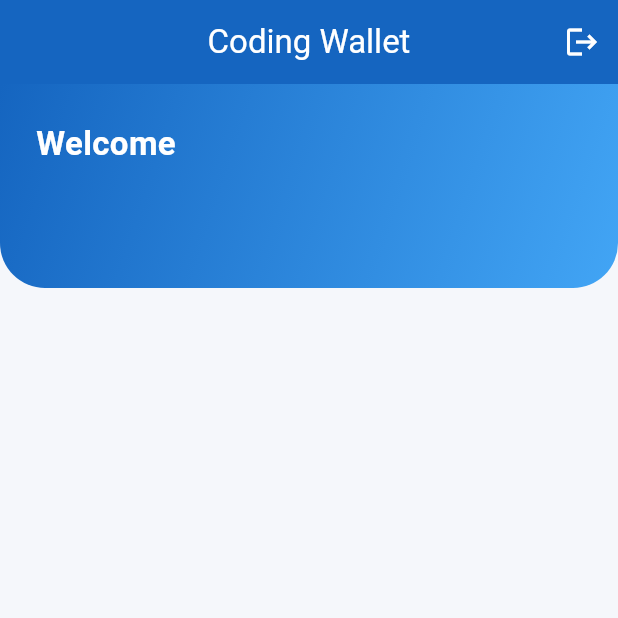
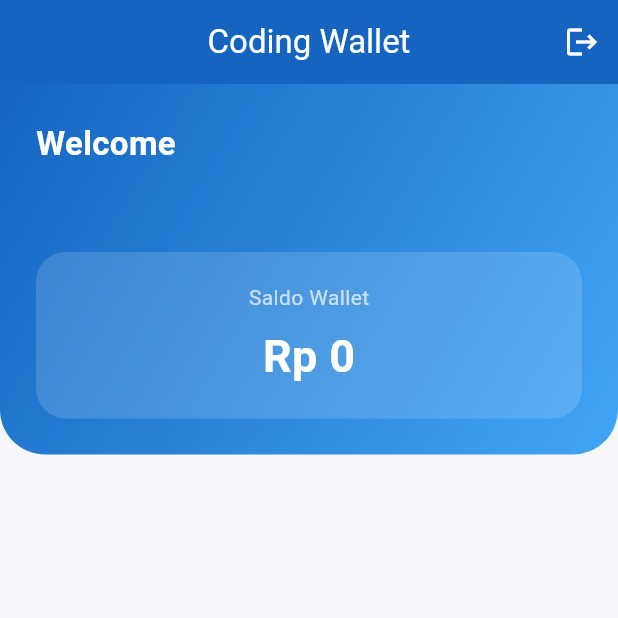
Before and after one commit to vanstrong4/coding-wallet, a Flutter app: the HomeScreen screen opened directly, on a phone screen of 412 x 824 dp, the top half of it. Run offline on Flutter 3.47's test engine with Material 3 defaults, Android fonts, the phone set to English and light mode, and no system bars; our stand-ins replace cloud_firestore, firebase_auth, firebase_core; accounts and stored records are empty.

Commit message:
bikin saldo wallet

```diff
--- a/lib/features/wallet/screens/home_screen.dart
+++ b/lib/features/wallet/screens/home_screen.dart
@@ -108,6 +108,34 @@ class HomeScreen extends StatelessWidget {
                       ),
 
                       const SizedBox(height: 30),
+
+                      Container(
+                        width: double.infinity,
+                        padding: const EdgeInsets.all(20),
+                        decoration: BoxDecoration(
+                          color: Colors.white.withOpacity(0.15),
+                          borderRadius: BorderRadius.circular(20),
+                        ),
+                        child: Column(
+                          children: [
+                            const Text(
+                              "Saldo Wallet",
+                              style: TextStyle(color: Colors.white70),
+                            ),
+
+                            const SizedBox(height: 8),
+
+                            Text(
+                              "Rp ${data['balance']}",
+                              style: const TextStyle(
+                                color: Colors.white,
+                                fontSize: 30,
+                                fontWeight: FontWeight.bold,
+                              ),
+                            ),
+                          ],
+                        ),
+                      ),
                     ],
                   ),
                 ),
```
